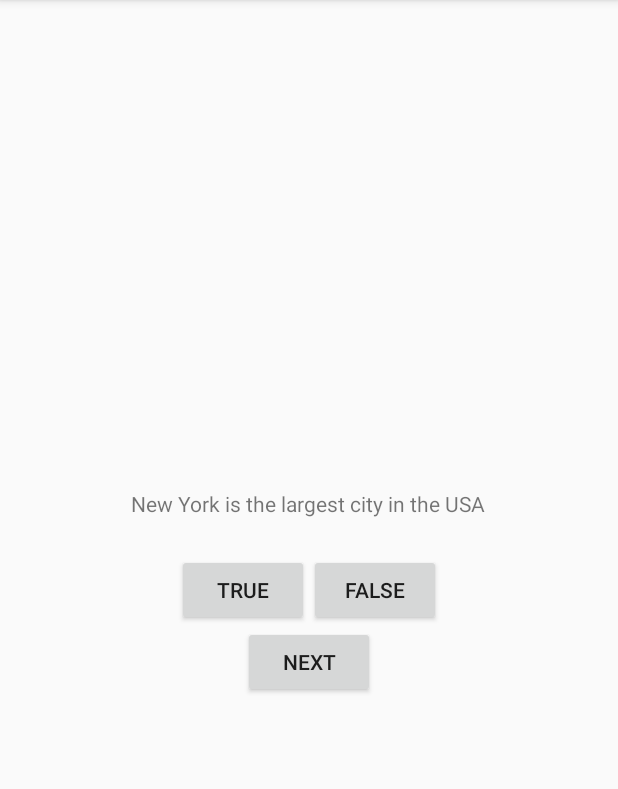
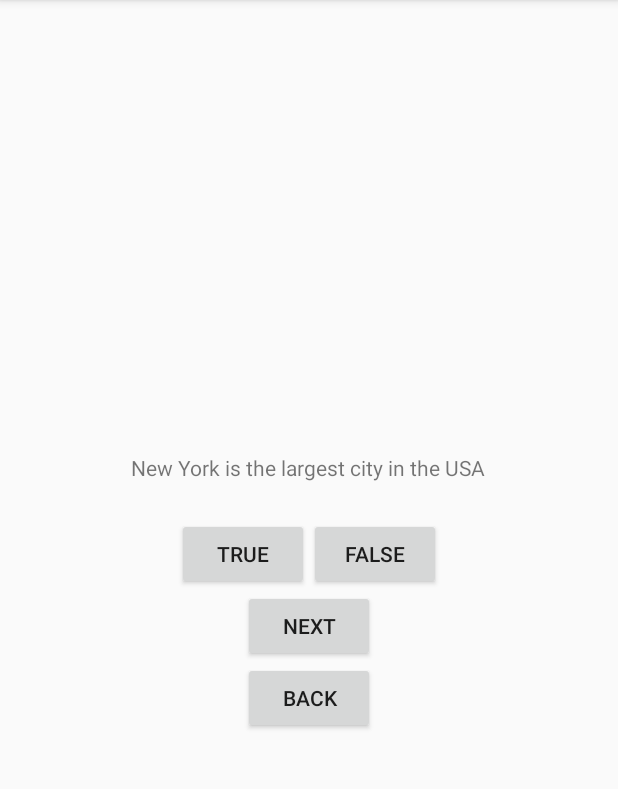
Before and after one commit to kruseshane/GeoQuiz, an Android app: the screen it shows after launch (QuizActivity), on a phone screen of 412 x 824 dp, the part 84-873 px from its top. Run offline under Robolectric (Android 15) with nearby library versions, the phone set to English and light mode, and no system bars.

Commit message:
Add back button

```diff
--- a/app/src/main/java/com/example/geoquiz/QuizActivity.java
+++ b/app/src/main/java/com/example/geoquiz/QuizActivity.java
@@ -15,6 +15,7 @@ public class QuizActivity extends AppCompatActivity {
     private Button mTrueButton;
     private Button mFalseButton;
     private Button mNextButton;
+    private Button mPrevButton;
     private TextView questionTV;
     private int currentIndex = 0;
 
@@ -68,5 +69,20 @@ public class QuizActivity extends AppCompatActivity {
                 questionTV.setText(question);
             }
         });
+
+        mPrevButton = findViewById(R.id.prev_button);
+        mPrevButton.setOnClickListener(new View.OnClickListener() {
+            @Override
+            public void onClick(View v) {
+                Log.d("TAG", String.valueOf(currentIndex));
+                try {
+                    currentIndex = (currentIndex - 1) % qBank.length;
+                    int question = qBank[currentIndex].getQuestion();
+                    questionTV.setText(question);
+                } catch (ArrayIndexOutOfBoundsException ex) {
+                    Toast.makeText(QuizActivity.this, "Cannot go back", Toast.LENGTH_SHORT).show();
+                }
+            }
+        });
     }
 }
--- a/app/src/main/res/layout/activity_quiz.xml
+++ b/app/src/main/res/layout/activity_quiz.xml
@@ -42,4 +42,10 @@
         android:layout_height="wrap_content"
         android:text="@string/next_button"/>
 
+    <Button
+        android:layout_width="wrap_content"
+        android:layout_height="wrap_content"
+        android:id="@+id/prev_button"
+        android:text="@string/prev_button"/>
+
 </LinearLayout>
--- a/app/src/main/res/values/strings.xml
+++ b/app/src/main/res/values/strings.xml
@@ -4,6 +4,7 @@
     <string name="true_button">True</string>
     <string name="false_button">False</string>
     <string name="next_button">Next</string>
+    <string name="prev_button">Back</string>
 
     <string name="correct_toast">Correct!</string>
     <string name="incorrect_toast">Incorrect</string>
```
